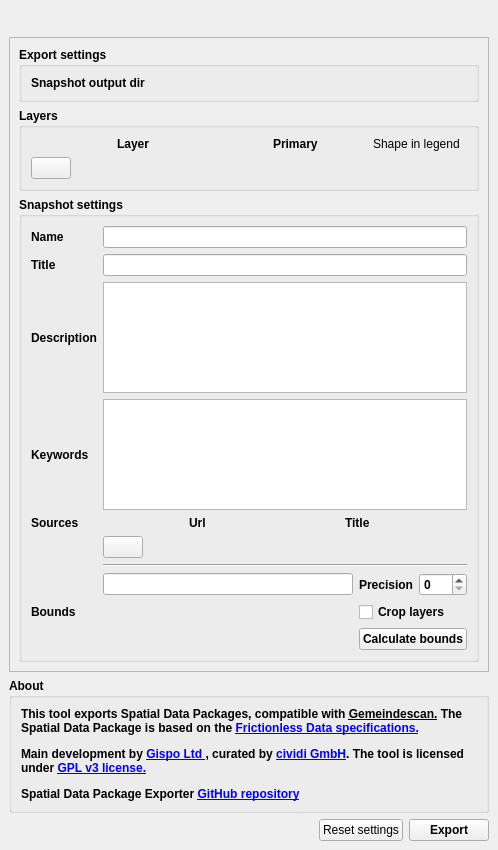
The window that SpatialDataPackageExport/resources/ui/main_dialog_dock.ui (cividi/spatial-data-package-export) describes before a commit, drawn with Qt 5.
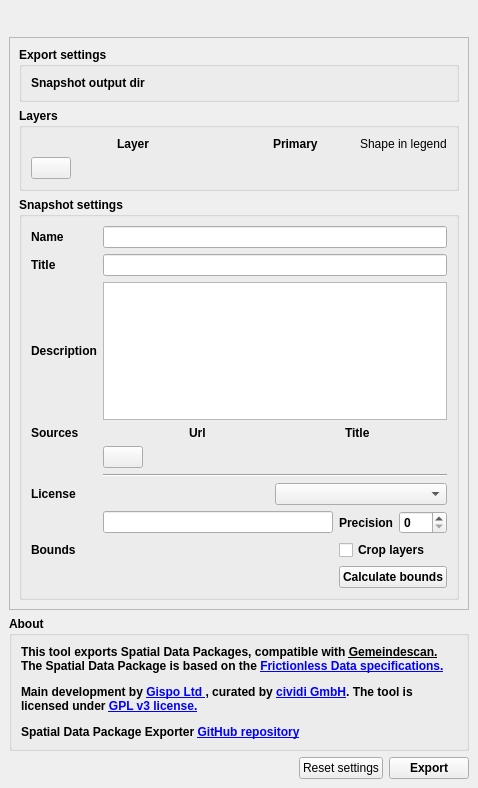
The same window after the commit. Custom widgets are drawn as their Qt base class.

Commit message: #19: Add license dropdown

```diff
--- a/SpatialDataPackageExport/resources/ui/main_dialog_dock.ui
+++ b/SpatialDataPackageExport/resources/ui/main_dialog_dock.ui
@@ -6,8 +6,8 @@
          <rect>
              <x>0</x>
              <y>0</y>
-             <width>498</width>
-             <height>850</height>
+             <width>478</width>
+             <height>788</height>
          </rect>
      </property>
      <property name="contextMenuPolicy">
@@ -297,107 +297,53 @@
                                          <bool>true</bool>
                                      </property>
                                      <layout class="QGridLayout" name="gridLayout">
-                                         <item row="4" column="0">
-                                             <widget class="QLabel" name="label_21">
-                                                 <property name="font">
-                                                     <font>
-                                                         <weight>75</weight>
-                                                         <bold>true</bold>
-                                                     </font>
-                                                 </property>
-                                                 <property name="text">
-                                                     <string>Sources</string>
-                                                 </property>
-                                             </widget>
-                                         </item>
-                                         <item row="2" column="0">
-                                             <widget class="QLabel" name="label_14">
-                                                 <property name="text">
-                                                     <string>Description</string>
-                                                 </property>
-                                             </widget>
-                                         </item>
-                                         <item row="0" column="1">
-                                             <widget class="QLineEdit" name="input_name"/>
-                                         </item>
-                                         <item row="1" column="1">
-                                             <widget class="QLineEdit" name="input_title"/>
-                                         </item>
-                                         <item row="7" column="0">
-                                             <widget class="QLabel" name="label_15">
-                                                 <property name="text">
-                                                     <string>Bounds</string>
-                                                 </property>
-                                             </widget>
-                                         </item>
-                                         <item row="2" column="1">
-                                             <widget class="QTextEdit" name="input_description"/>
-                                         </item>
-                                         <item row="1" column="0">
-                                             <widget class="QLabel" name="label_16">
-                                                 <property name="text">
-                                                     <string>Title</string>
-                                                 </property>
-                                             </widget>
-                                         </item>
-                                         <item row="5" column="1">
-                                             <layout class="QHBoxLayout" name="horizontalLayout_6">
-                                                 <item>
-                                                     <widget class="QPushButton" name="btn_add_source_row">
-                                                         <property name="toolTip">
-                                                             <string>Add row</string>
-                                                         </property>
-                                                         <property name="text">
-                                                             <string/>
-                                                         </property>
-                                                     </widget>
-                                                 </item>
-                                                 <item>
-                                                     <spacer name="horizontalSpacer_5">
-                                                         <property name="orientation">
-                                                             <enum>Qt::Horizontal</enum>
-                                                         </property>
-                                                         <property name="sizeHint" stdset="0">
-                                                             <size>
-                                                                 <width>40</width>
-                                                                 <height>20</height>
-                                                             </size>
-                                                         </property>
-                                                     </spacer>
-                                                 </item>
-                                             </layout>
-                                         </item>
-                                         <item row="7" column="1">
+                                         <item row="8" column="1">
                                              <layout class="QGridLayout" name="gridLayout_2">
-                                                 <item row="0" column="0">
+                                                 <item row="1" column="1">
+                                                     <widget class="QLabel" name="label">
+                                                         <property name="text">
+                                                             <string>Precision</string>
+                                                         </property>
+                                                     </widget>
+                                                 </item>
+                                                 <item row="1" column="0">
                                                      <widget class="QLineEdit" name="le_extent"/>
                                                  </item>
-                                                 <item row="0" column="2">
-                                                     <widget class="QSpinBox" name="sb_extent_precision"/>
-                                                 </item>
-                                                 <item row="2" column="1" colspan="2">
+                                                 <item row="3" column="1" colspan="2">
                                                      <widget class="QPushButton" name="btn_calculate_extent">
                                                          <property name="text">
                                                              <string>Calculate bounds</string>
                                                          </property>
                                                      </widget>
                                                  </item>
-                                                 <item row="0" column="1">
-                                                     <widget class="QLabel" name="label">
-                                                         <property name="text">
-                                                             <string>Precision</string>
-                                                         </property>
-                                                     </widget>
-                                                 </item>
-                                                 <item row="1" column="1" colspan="2">
+                                                 <item row="2" column="1" colspan="2">
                                                      <widget class="QCheckBox" name="cb_crop_layers">
                                                          <property name="text">
                                                              <string>Crop layers</string>
                                                          </property>
                                                      </widget>
                                                  </item>
+                                                 <item row="1" column="2">
+                                                     <widget class="QSpinBox" name="sb_extent_precision"/>
+                                                 </item>
                                              </layout>
                                          </item>
+                                         <item row="3" column="0">
+                                             <widget class="QLabel" name="label_21">
+                                                 <property name="font">
+                                                     <font>
+                                                         <weight>75</weight>
+                                                         <bold>true</bold>
+                                                     </font>
+                                                 </property>
+                                                 <property name="text">
+                                                     <string>Sources</string>
+                                                 </property>
+                                             </widget>
+                                         </item>
+                                         <item row="2" column="1">
+                                             <widget class="QTextEdit" name="input_description"/>
+                                         </item>
                                          <item row="0" column="0">
                                              <widget class="QLabel" name="label_20">
                                                  <property name="font">
@@ -411,7 +357,10 @@
                                                  </property>
                                              </widget>
                                          </item>
-                                         <item row="4" column="1">
+                                         <item row="1" column="1">
+                                             <widget class="QLineEdit" name="input_title"/>
+                                         </item>
+                                         <item row="3" column="1">
                                              <layout class="QGridLayout" name="source_grid"
                                                      columnminimumwidth="0,150,0">
                                                  <item row="0" column="1">
@@ -450,8 +399,59 @@
                                                  </property>
                                              </widget>
                                          </item>
-                                         <item row="3" column="0">
-                                             <widget class="QLabel" name="label_22">
+                                         <item row="2" column="0">
+                                             <widget class="QLabel" name="label_14">
+                                                 <property name="text">
+                                                     <string>Description</string>
+                                                 </property>
+                                             </widget>
+                                         </item>
+                                         <item row="4" column="1">
+                                             <layout class="QHBoxLayout" name="horizontalLayout_6">
+                                                 <item>
+                                                     <widget class="QPushButton" name="btn_add_source_row">
+                                                         <property name="toolTip">
+                                                             <string>Add row</string>
+                                                         </property>
+                                                         <property name="text">
+                                                             <string/>
+                                                         </property>
+                                                     </widget>
+                                                 </item>
+                                                 <item>
+                                                     <spacer name="horizontalSpacer_5">
+                                                         <property name="orientation">
+                                                             <enum>Qt::Horizontal</enum>
+                                                         </property>
+                                                         <property name="sizeHint" stdset="0">
+                                                             <size>
+                                                                 <width>40</width>
+                                                                 <height>20</height>
+                                                             </size>
+                                                         </property>
+                                                     </spacer>
+                                                 </item>
+                                             </layout>
+                                         </item>
+                                         <item row="1" column="0">
+                                             <widget class="QLabel" name="label_16">
+                                                 <property name="text">
+                                                     <string>Title</string>
+                                                 </property>
+                                             </widget>
+                                         </item>
+                                         <item row="0" column="1">
+                                             <widget class="QLineEdit" name="input_name"/>
+                                         </item>
+                                         <item row="8" column="0">
+                                             <widget class="QLabel" name="label_15">
+                                                 <property name="text">
+                                                     <string>Bounds</string>
+                                                 </property>
+                                             </widget>
+                                         </item>
+                                         <item row="7" column="0">
+                                             <widget class="QLabel" name="label_17">
                                                  <property name="font">
                                                      <font>
                                                          <weight>75</weight>
@@ -459,36 +459,48 @@
                                                      </font>
                                                  </property>
                                                  <property name="text">
-                                                     <string>Keywords</string>
+                                                     <string>License</string>
                                                  </property>
                                              </widget>
                                          </item>
-                                         <item row="3" column="1">
-                                             <widget class="QTextEdit" name="input_keywords">
-                                                 <property name="contextMenuPolicy">
-                                                     <enum>Qt::PreventContextMenu</enum>
-                                                 </property>
-                                                 <property name="autoFormatting">
-                                                     <set>QTextEdit::AutoBulletList</set>
-                                                 </property>
-                                                 <property name="html">
-                                                     <string>&lt;!DOCTYPE HTML PUBLIC &quot;-//W3C//DTD HTML 4.0//EN&quot;
-                                                         &quot;http://www.w3.org/TR/REC-html40/strict.dtd&quot;&gt;
-                                                         &lt;html&gt;&lt;head&gt;&lt;meta name=&quot;qrichtext&quot;
-                                                         content=&quot;1&quot; /&gt;&lt;style type=&quot;text/css&quot;&gt;
-                                                         p, li { white-space: pre-wrap; }
-                                                         &lt;/style&gt;&lt;/head&gt;&lt;body style=&quot;
-                                                         font-family:'Ubuntu'; font-size:11pt; font-weight:400;
-                                                         font-style:normal;&quot;&gt;
-                                                         &lt;p style=&quot;-qt-paragraph-type:empty; margin-top:0px;
-                                                         margin-bottom:0px; margin-left:0px; margin-right:0px;
-                                                         -qt-block-indent:0; text-indent:0px;&quot;&gt;&lt;br /&gt;&lt;/p&gt;&lt;/body&gt;&lt;/html&gt;
-                                                     </string>
-                                                 </property>
-                                                 <property name="placeholderText">
-                                                     <string>Add one keyword per row</string>
-                                                 </property>
-                                             </widget>
+                                         <item row="7" column="1">
+                                             <layout class="QHBoxLayout" name="horizontalLayout_4">
+                                                 <item>
+                                                     <spacer name="horizontalSpacer_3">
+                                                         <property name="orientation">
+                                                             <enum>Qt::Horizontal</enum>
+                                                         </property>
+                                                         <property name="sizeHint" stdset="0">
+                                                             <size>
+                                                                 <width>40</width>
+                                                                 <height>20</height>
+                                                             </size>
+                                                         </property>
+                                                     </spacer>
+                                                 </item>
+                                                 <item>
+                                                     <widget class="QComboBox" name="cb_license">
+                                                         <property name="sizePolicy">
+                                                             <sizepolicy hsizetype="MinimumExpanding" vsizetype="Fixed">
+                                                                 <horstretch>0</horstretch>
+                                                                 <verstretch>0</verstretch>
+                                                             </sizepolicy>
+                                                         </property>
+                                                         <property name="maximumSize">
+                                                             <size>
+                                                                 <width>300</width>
+                                                                 <height>16777215</height>
+                                                             </size>
+                                                         </property>
+                                                         <property name="sizeAdjustPolicy">
+                                                             <enum>QComboBox::AdjustToContents</enum>
+                                                         </property>
+                                                         <property name="minimumContentsLength">
+                                                             <number>4</number>
+                                                         </property>
+                                                     </widget>
+                                                 </item>
+                                             </layout>
                                          </item>
                                      </layout>
                                  </widget>
```
Left out of the diff: 5 changed lines with no effect on the pictures. The commit also changes 2 other files.
